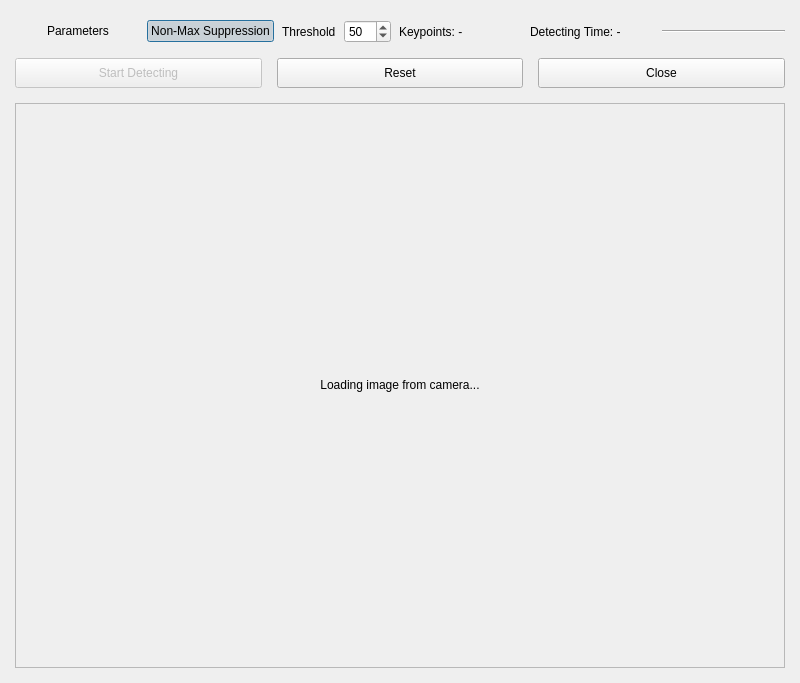
First picture: the form in ui/windowFastRealTime.ui, repository kayspark/ImageFeatureDetector, before the edit.
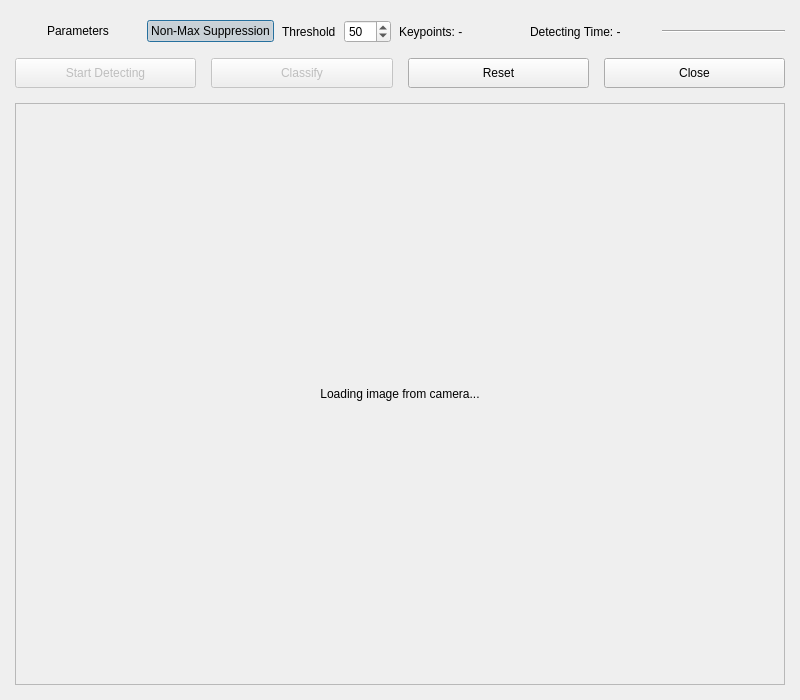
Second picture: the form after the edit. Icons and pictures are not drawn. Custom widgets are drawn as their Qt base class.

Patch:
```diff
--- a/ui/windowFastRealTime.ui
+++ b/ui/windowFastRealTime.ui
@@ -10,7 +10,7 @@
     <x>0</x>
     <y>0</y>
     <width>800</width>
-    <height>683</height>
+    <height>700</height>
    </rect>
   </property>
   <property name="sizePolicy">
@@ -206,6 +206,44 @@
        </property>
       </widget>
      </item>
+     <item>
+      <widget class="QPushButton" name="uiPushButtonClassify">
+       <property name="enabled">
+        <bool>false</bool>
+       </property>
+       <property name="sizePolicy">
+        <sizepolicy hsizetype="Expanding" vsizetype="Fixed">
+         <horstretch>0</horstretch>
+         <verstretch>0</verstretch>
+        </sizepolicy>
+       </property>
+       <property name="minimumSize">
+        <size>
+         <width>100</width>
+         <height>30</height>
+        </size>
+       </property>
+       <property name="text">
+        <string>Classify</string>
+       </property>
+       <property name="icon">
+        <iconset>
+         <normaloff>:icons/media-playback-play.svg</normaloff>:icons/media-playback-play.svg</iconset>
+       </property>
+       <property name="iconSize">
+        <size>
+         <width>32</width>
+         <height>32</height>
+        </size>
+       </property>
+       <property name="shortcut">
+        <string>D</string>
+       </property>
+       <property name="flat">
+        <bool>false</bool>
+       </property>
+      </widget>
+     </item>
      <item>
       <widget class="QPushButton" name="uiPushButtonResetFAST">
        <property name="sizePolicy">
```
